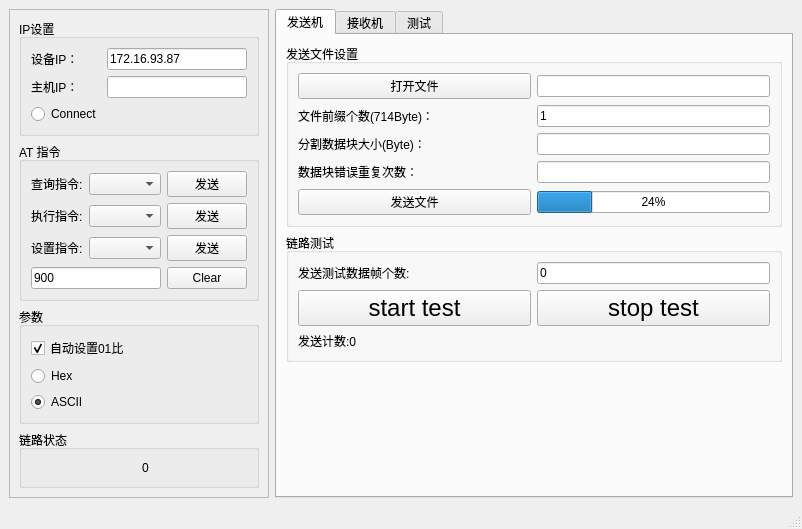
Qt form mainwindow.ui (kdurant/laserCom) before a commit.
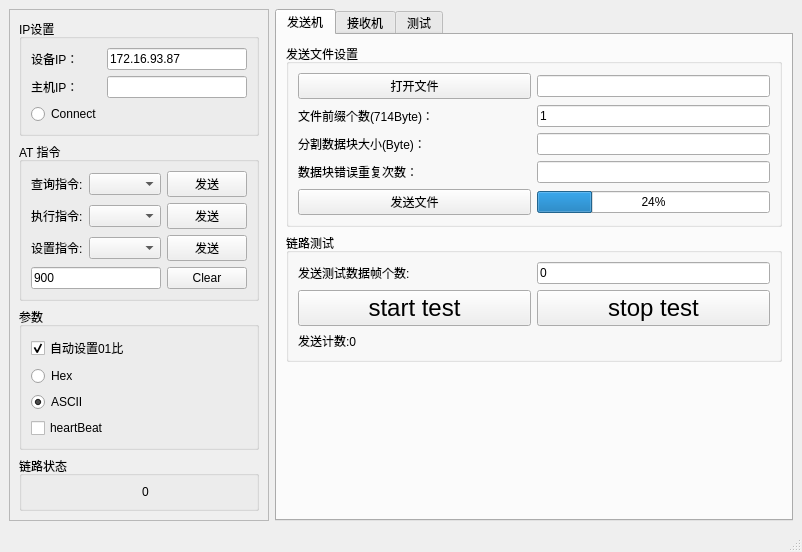
The same form after that commit. Icons and pictures are not drawn.

The edit to the form file:
```diff
--- a/mainwindow.ui
+++ b/mainwindow.ui
@@ -191,6 +191,13 @@
             </property>
            </widget>
           </item>
+          <item>
+           <widget class="QCheckBox" name="checkBox_heartBeat">
+            <property name="text">
+             <string>heartBeat</string>
+            </property>
+           </widget>
+          </item>
          </layout>
         </widget>
        </item>
```
